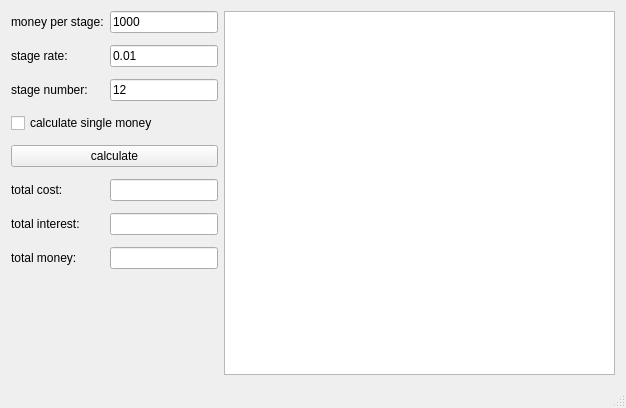
First picture: the form in FinancialCalculator/mainwindow.ui, repository tyw66/exQt, before the edit.
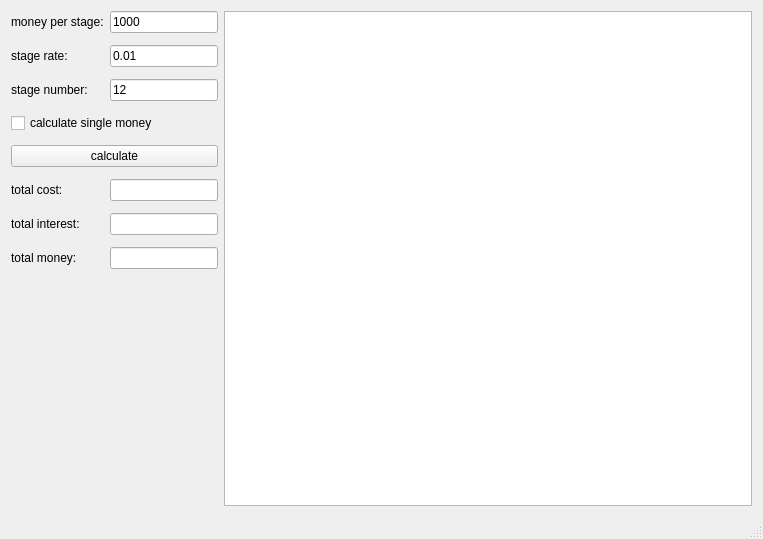
Second picture: the form after the edit.

Diff of the .ui file:
```diff
--- a/FinancialCalculator/mainwindow.ui
+++ b/FinancialCalculator/mainwindow.ui
@@ -6,8 +6,8 @@
    <rect>
     <x>0</x>
     <y>0</y>
-    <width>626</width>
-    <height>408</height>
+    <width>763</width>
+    <height>539</height>
    </rect>
   </property>
   <property name="windowTitle">
```
